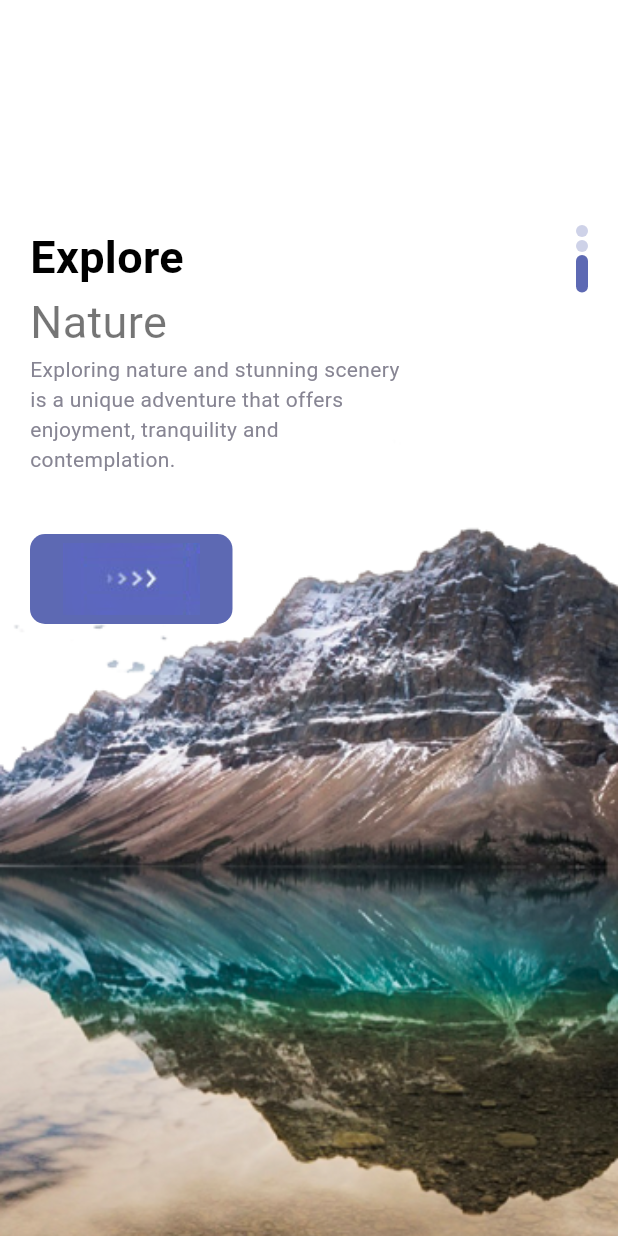
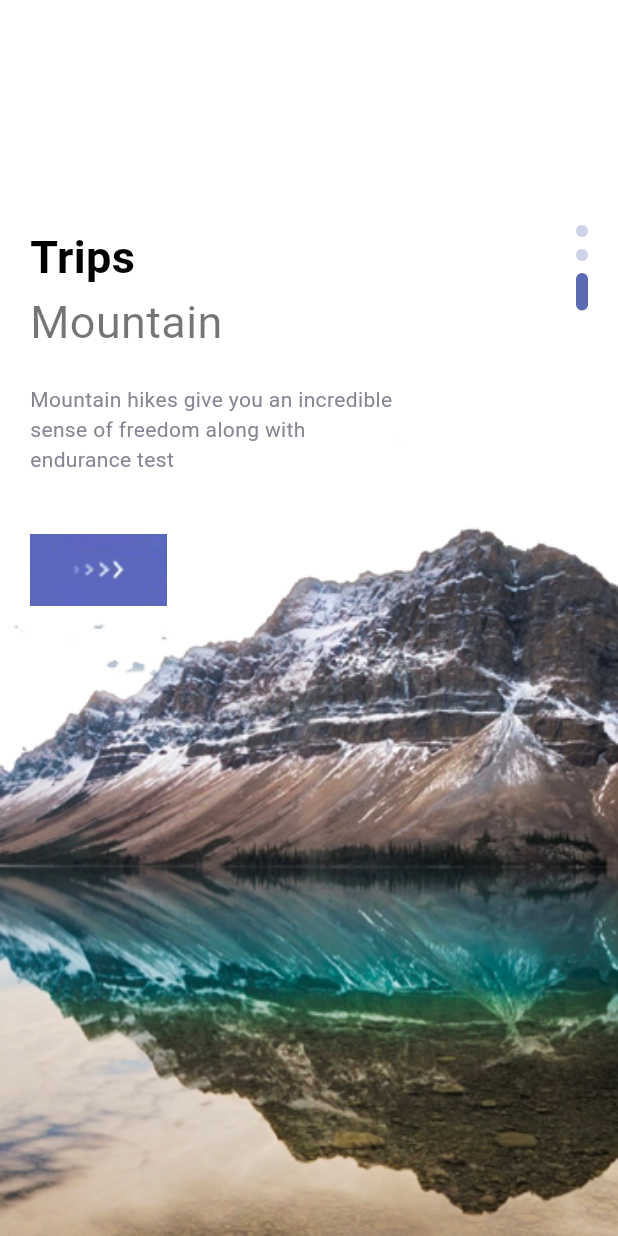
Before and after one commit to Khaled008/travel_app, a Flutter app: the screen it shows after launch, swiped to page 3, on a phone screen of 412 x 824 dp. Run offline on Flutter 3.47's test engine with Material 3 defaults, Android fonts, the phone set to English and light mode, and no system bars; our stand-ins replace bloc, equatable, flutter_bloc.

Commit message:
some changes

```diff
--- a/lib/cubit/app_cubit_logic.dart
+++ b/lib/cubit/app_cubit_logic.dart
@@ -26,10 +26,8 @@ class _AppCubitLogicsState extends State<AppCubitLogics> {
           );
         } else if (state is LoadedState) {
           return const MainPage();
-        } else if (state is DetailPageState) {
-          return DetailPage(
-            place: state.place,
-          );
+        } else if (state is DetailState) {
+          return const DetailPage();
         } else {
           return const SizedBox.shrink();
         }
--- a/lib/cubit/app_cubit_states.dart
+++ b/lib/cubit/app_cubit_states.dart
@@ -1,3 +1,5 @@
+// lib/cubit/app_cubit_state.dart
+
 import 'package:equatable/equatable.dart';
 import 'package:travel_app/data_model.dart';
 
@@ -8,26 +10,28 @@ class InitialState extends CubitStates {
   List<Object> get props => [];
 }
 
+class WelcomeState extends CubitStates {
+  @override
+  List<Object> get props => [];
+}
+
 class LoadingState extends CubitStates {
   @override
   List<Object> get props => [];
 }
 
 class LoadedState extends CubitStates {
+  final List<DataModel> places;
   LoadedState(this.places);
-  final List<DataModel> places;
+
   @override
   List<Object> get props => [places];
 }
 
-class DetailPageState extends CubitStates {
-  DetailPageState(this.place);
+class DetailState extends CubitStates {
   final DataModel place;
+  DetailState(this.place);
+
   @override
   List<Object> get props => [place];
 }
-
-class WelcomeState extends CubitStates {
-  @override
-  List<Object> get props => [];
-}
--- a/lib/data_model.dart
+++ b/lib/data_model.dart
@@ -1,3 +1,5 @@
+// lib/model/data_model.dart
+
 class DataModel {
   String name;
   String img;
@@ -25,6 +27,7 @@ class DataModel {
       people: json["people"],
       stars: json["stars"],
       description: json["description"],
-        location: json["location"]);
+      location: json["location"],
+    );
   }
 }
--- a/lib/main.dart
+++ b/lib/main.dart
@@ -2,7 +2,6 @@ import 'package:flutter/material.dart';
 import 'package:flutter_bloc/flutter_bloc.dart';
 import 'package:travel_app/cubit/app_cubit_logic.dart';
 import 'package:travel_app/cubit/app_cubits.dart';
-import 'package:travel_app/services/data_services.dart';
 
 void main() {
   runApp(const TravelApp());
@@ -16,9 +15,7 @@ class TravelApp extends StatelessWidget {
     return MaterialApp(
       debugShowCheckedModeBanner: false,
       home: BlocProvider<AppCubits>(
-        create: (context) => AppCubits(
-          data: DataServices(),
-        ),
+        create: (context) => AppCubits(),
         child: AppCubitLogics(),
       ),
     );
--- a/lib/pages/welcome_page.dart
+++ b/lib/pages/welcome_page.dart
@@ -1,7 +1,5 @@
-//1
-//this page will be a custom carousel slider
-//contain 3 pics for welcome with scrollable
-// by using pageview.builder with axis.vertical
+// lib/pages/welcome_page.dart
+
 import 'package:flutter/material.dart';
 import 'package:flutter_bloc/flutter_bloc.dart';
 import 'package:travel_app/cubit/app_cubits.dart';
@@ -11,14 +9,21 @@ import 'package:travel_app/widgets/app_text.dart';
 import 'package:travel_app/widgets/responsive_button.dart';
 
 class WelcomePage extends StatefulWidget {
-  const WelcomePage({super.key});
+  const WelcomePage({Key? key}) : super(key: key);
 
   @override
   State<WelcomePage> createState() => _WelcomePageState();
 }
 
 class _WelcomePageState extends State<WelcomePage> {
-  final PageController _pageController = PageController(initialPage: 0);
+  List images = [
+    "welcome-one.png",
+    "welcome-two.png",
+    "welcome-three.png",
+  ];
+
+  int currentIndex = 0;
+  PageController _pageController = PageController();
 
   @override
   void dispose() {
@@ -26,43 +31,6 @@ class _WelcomePageState extends State<WelcomePage> {
     super.dispose();
   }
 
-  List images = [
-    'welcome-one.png',
-    'welcome-two.png',
-    'welcome-three.png',
-  ];
-  List text = [
-    [
-      AppLargeText(text: 'Trips'),
-      AppText(text: 'Mountains', size: 30),
-      AppText(
-        text:
-            'Mountain hikes give you an incredible sense of freedom along with endurance test.',
-        color: AppColors.textColor2,
-        size: 14,
-      )
-    ],
-    [
-      AppLargeText(text: 'Discover'),
-      AppText(text: 'Heights', size: 30),
-      AppText(
-        text:
-            'Highland trekking is an exciting experience that gives you more confidence to explore the landscape from above.',
-        color: AppColors.textColor2,
-        size: 14,
-      )
-    ],
-    [
-      AppLargeText(text: 'Explore'),
-      AppText(text: 'Nature', size: 30),
-      AppText(
-        text:
-            'Exploring nature and stunning scenery is a unique adventure that offers enjoyment, tranquility and contemplation.',
-        color: AppColors.textColor2,
-        size: 14,
-      )
-    ],
-  ];
   @override
   Widget build(BuildContext context) {
     return Scaffold(
@@ -70,51 +38,66 @@ class _WelcomePageState extends State<WelcomePage> {
         controller: _pageController,
         scrollDirection: Axis.vertical,
         itemCount: images.length,
+        onPageChanged: (index) {
+          setState(() {
+            currentIndex = index;
+          });
+        },
         itemBuilder: (_, index) {
           return Container(
             width: double.maxFinite,
             height: double.maxFinite,
             decoration: BoxDecoration(
               image: DecorationImage(
-                    image: AssetImage('assets/images/${images[index]}'),
-                    fit: BoxFit.cover),
+                // ignore: prefer_interpolation_to_compose_strings
+                image: AssetImage("assets/images/" + images[index]),
+                fit: BoxFit.cover,
+              ),
             ),
             child: Container(
               margin: const EdgeInsets.only(top: 150, left: 20, right: 20),
               child: Row(
                 mainAxisAlignment: MainAxisAlignment.spaceBetween,
                 children: [
+                  Column(
+                    crossAxisAlignment: CrossAxisAlignment.start,
+                    children: [
+                      AppLargeText(text: "Trips"),
+                      AppText(text: "Mountain", size: 30),
+                      const SizedBox(height: 20),
                       Container(
                         width: 250,
-                      child: Column(
-                        crossAxisAlignment: CrossAxisAlignment.start,
+                        child: AppText(
+                          text:
+                              "Mountain hikes give you an incredible sense of freedom along with endurance test",
+                          color: AppColors.textColor2,
+                          size: 14,
+                        ),
+                      ),
+                      const SizedBox(height: 40),
+                      GestureDetector(
+                        onTap: () {
+                          BlocProvider.of<AppCubits>(context).getData();
+                        },
+                        child: Container(
+                          width: 200,
+                          child: Row(
                             children: [
-                          text[index][0],
-                          text[index][1],
-                          text[index][2],
-                          SizedBox(
-                            height: 40,
-                          ),
-                          ResponsiveButton(
-                            width: 135,
-                            onTap: () {
-                              if (index < images.length - 1) {
-                                _pageController.nextPage(
-                                  duration: const Duration(milliseconds: 400),
-                                  curve: Curves.easeInOut,
-                                );
-                              } else {
-                                BlocProvider.of<AppCubits>(context).getData();
-                              }
-                            },
+                              Image(
+                                image:
+                                    AssetImage('assets/images/button-one.png'),
                               ),
                             ],
                           ),
                         ),
+                      )
+                    ],
+                  ),
+                  // Simple vertical dots indicator
                   Column(
-                      children: List.generate(images.length, (indexDots) {
+                    children: List.generate(3, (indexDots) {
                       return Container(
-                          margin: const EdgeInsets.only(bottom: 2),
+                        margin: const EdgeInsets.only(bottom: 8),
                         width: 8,
                         height: index == indexDots ? 25 : 8,
                         decoration: BoxDecoration(
@@ -130,7 +113,8 @@ class _WelcomePageState extends State<WelcomePage> {
               ),
             ),
           );
-          }),
+        },
+      ),
     );
   }
 }
--- a/lib/widgets/responsive_button.dart
+++ b/lib/widgets/responsive_button.dart
@@ -1,3 +1,5 @@
+// lib/widgets/responsive_button.dart
+
 import 'package:flutter/material.dart';
 import 'package:travel_app/misc/colors.dart';
 import 'package:travel_app/widgets/app_text.dart';
@@ -5,10 +7,14 @@ import 'package:travel_app/widgets/app_text.dart';
 class ResponsiveButton extends StatelessWidget {
   bool? isResponsive;
   double? width;
-  final VoidCallback? onTap;
+  VoidCallback? onTap;
 
-  ResponsiveButton(
-      {super.key, this.isResponsive = false, this.width = 120, this.onTap});
+  ResponsiveButton({
+    Key? key,
+    this.width = 120,
+    this.isResponsive = false,
+    this.onTap,
+  }) : super(key: key);
 
   @override
   Widget build(BuildContext context) {
@@ -19,25 +25,21 @@ class ResponsiveButton extends StatelessWidget {
           width: isResponsive == true ? double.maxFinite : width,
           height: 60,
           decoration: BoxDecoration(
-            borderRadius: BorderRadius.circular(10),
+            borderRadius: BorderRadius.circular(15),
             color: AppColors.mainColor,
           ),
           child: Row(
             mainAxisAlignment: isResponsive == true
-                ? MainAxisAlignment.spaceBetween
+                ? MainAxisAlignment.center
                 : MainAxisAlignment.center,
             children: [
               isResponsive == true
                   ? Container(
-                      margin: const EdgeInsets.only(left: 30),
+                      margin: const EdgeInsets.only(left: 20),
                       child: AppText(
-                        text: 'Booking Now',
-                        color: Colors.white,
-                        size: 22,
-                      ),
+                          text: "Booking Now", color: Colors.white, size: 20),
                     )
-                  : Container(),
-              Image.asset('assets/images/button-one.png')
+                  : Container(), // Add a semicolon here
             ],
           ),
         ),
```
Also changed, not shown: lib/cubit/app_cubits.dart (+49 -12 lines), lib/pages/detail_page.dart (+109 -87 lines), lib/pages/home_page.dart (+73 -80 lines), lib/pages/navpages/main_page.dart (+27 -31 lines), lib/widgets/text_style.dart (added, +65 -0 lines), assets/images/camping_mountains.png (added), assets/images/lake_louise.jpeg (added). Lines whose indentation alone changed are shown as unchanged.
